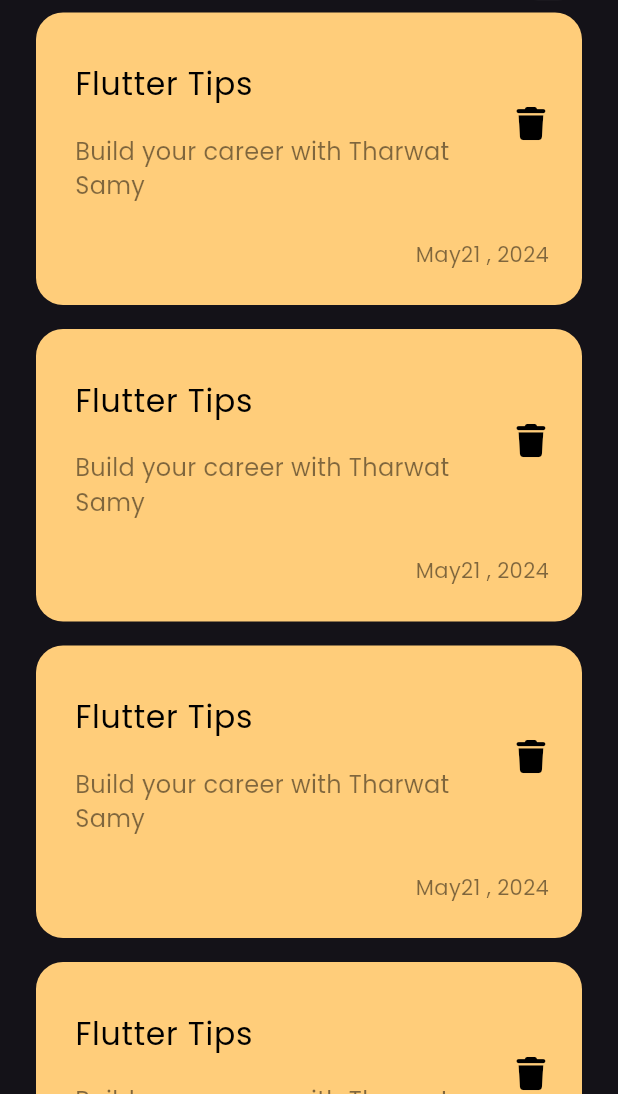
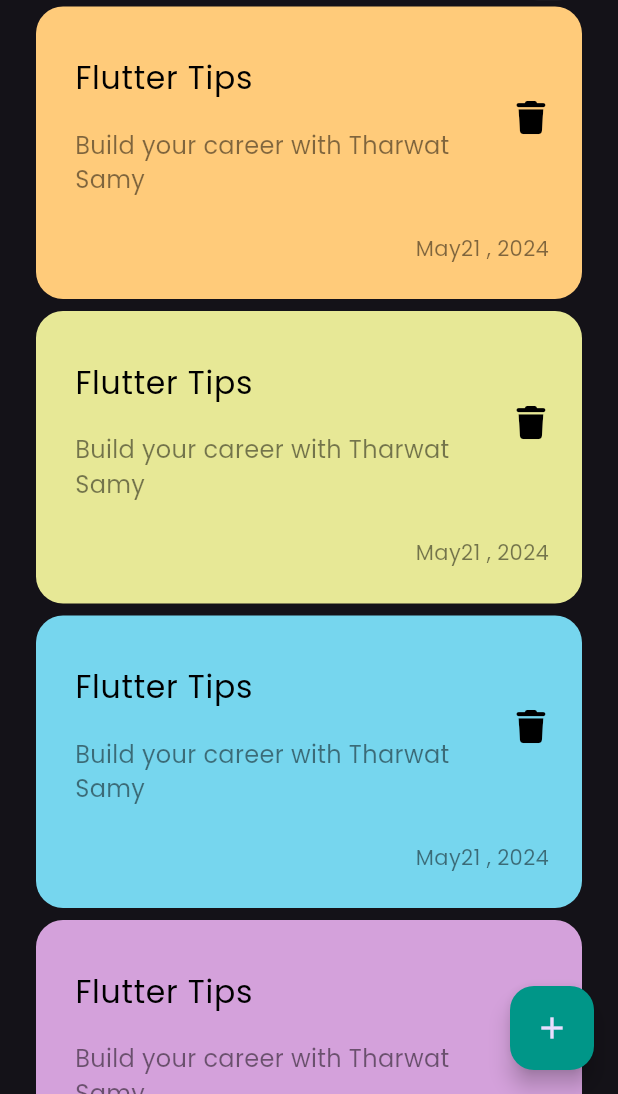
Before and after one commit to KemoEmam/Noted, a Flutter app: the screen it shows after launch, on a phone screen of 412 x 824 dp, the part 142-1236 px from its top. Run offline on Flutter 3.47's test engine with Material 3 defaults, Android fonts, the phone set to English and light mode, and no system bars; our stand-ins replace font_awesome_flutter.

Commit message:
add floating action button

```diff
--- a/lib/views/notes_view.dart
+++ b/lib/views/notes_view.dart
@@ -6,8 +6,15 @@ class NotesView extends StatelessWidget {
 
   @override
   Widget build(BuildContext context) {
-    return const Scaffold(
-      body: Padding(
+    return Scaffold(
+      floatingActionButton: FloatingActionButton(
+        backgroundColor: Colors.teal,
+        onPressed: () {},
+        child: const Icon(
+          Icons.add,
+        ),
+      ),
+      body: const Padding(
         padding: EdgeInsets.symmetric(horizontal: 24),
         child: Column(
           children: [
--- a/lib/widgets/custom_note_item.dart
+++ b/lib/widgets/custom_note_item.dart
@@ -2,14 +2,16 @@ import 'package:flutter/material.dart';
 import 'package:font_awesome_flutter/font_awesome_flutter.dart';
 
 class NoteItem extends StatelessWidget {
-  const NoteItem({super.key});
+  const NoteItem({super.key, required this.color});
+
+  final Color color;
 
   @override
   Widget build(BuildContext context) {
     return Container(
       padding: const EdgeInsets.only(top: 24, bottom: 24, left: 26),
       decoration: BoxDecoration(
-        color: const Color(0xFFFFCD7A),
+        color: color,
         borderRadius: BorderRadius.circular(18),
       ),
       child: Column(
--- a/lib/widgets/notes_list_view.dart
+++ b/lib/widgets/notes_list_view.dart
@@ -4,12 +4,22 @@ import 'package:notes_app/widgets/custom_note_item.dart';
 class NotesListView extends StatelessWidget {
   const NotesListView({super.key});
 
+  final List<Color> noteColors = const [
+    Color(0xFFFFCB7A),
+    Color(0xFFE7E896),
+    Color(0xFF76D6EE),
+    Color(0xFFD4A1DB),
+    Color(0xffFF6347),
+  ];
+
   @override
   Widget build(BuildContext context) {
     return ListView.builder(itemBuilder: (context, index) {
-      return const Padding(
-        padding: EdgeInsets.symmetric(vertical: 8),
-        child: NoteItem(),
+      return Padding(
+        padding: const EdgeInsets.symmetric(vertical: 4),
+        child: NoteItem(
+          color: noteColors[index % noteColors.length],
+        ),
       );
     });
   }
```
